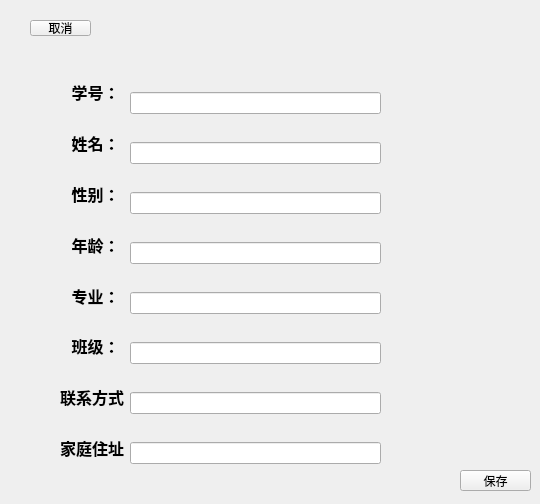
Qt form tea/record.ui (125055006/NewFoolLuoJia) before a commit.
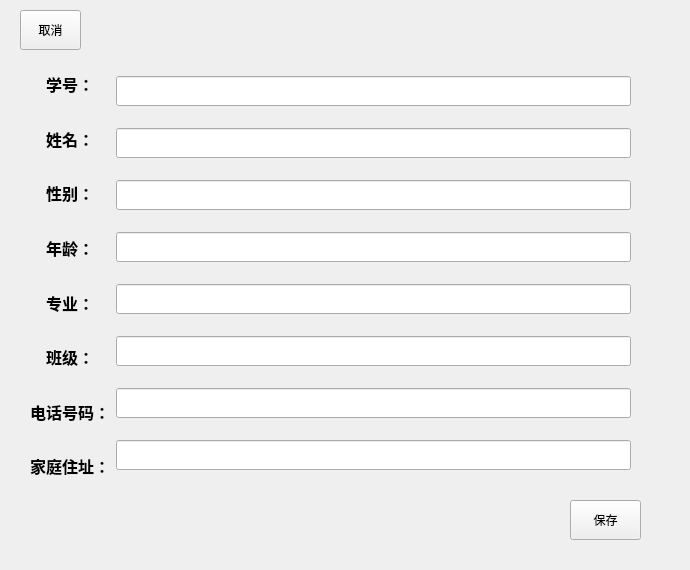
The same form after that commit.

```diff
--- a/tea/record.ui
+++ b/tea/record.ui
@@ -6,22 +6,62 @@
    <rect>
     <x>0</x>
     <y>0</y>
-    <width>540</width>
-    <height>504</height>
+    <width>690</width>
+    <height>570</height>
    </rect>
   </property>
   <property name="windowTitle">
    <string>Form</string>
   </property>
-  <widget class="QWidget" name="layoutWidget">
+  <widget class="QPushButton" name="Save">
    <property name="geometry">
     <rect>
-     <x>60</x>
-     <y>70</y>
+     <x>570</x>
+     <y>500</y>
      <width>71</width>
-     <height>401</height>
+     <height>40</height>
     </rect>
    </property>
+   <property name="minimumSize">
+    <size>
+     <width>60</width>
+     <height>40</height>
+    </size>
+   </property>
+   <property name="text">
+    <string>保存</string>
+   </property>
+  </widget>
+  <widget class="QPushButton" name="Cancel">
+   <property name="geometry">
+    <rect>
+     <x>20</x>
+     <y>10</y>
+     <width>61</width>
+     <height>40</height>
+    </rect>
+   </property>
+   <property name="minimumSize">
+    <size>
+     <width>60</width>
+     <height>40</height>
+    </size>
+   </property>
+   <property name="text">
+    <string>取消</string>
+   </property>
+  </widget>
+  <widget class="QWidget" name="">
+   <property name="geometry">
+    <rect>
+     <x>30</x>
+     <y>60</y>
+     <width>601</width>
+     <height>431</height>
+    </rect>
+   </property>
+   <layout class="QHBoxLayout" name="horizontalLayout">
+    <item>
    <layout class="QVBoxLayout" name="verticalLayout">
     <item>
      <widget class="QLabel" name="label">
@@ -68,7 +108,7 @@
     <item>
      <widget class="QLabel" name="label_8">
       <property name="text">
-       <string>&lt;html&gt;&lt;head/&gt;&lt;body&gt;&lt;p align=&quot;center&quot;&gt;&lt;span style=&quot; font-size:12pt; font-weight:700;&quot;&gt;联系方式：&lt;/span&gt;&lt;/p&gt;&lt;/body&gt;&lt;/html&gt;</string>
+         <string>&lt;html&gt;&lt;head/&gt;&lt;body&gt;&lt;p align=&quot;center&quot;&gt;&lt;span style=&quot; font-size:12pt; font-weight:700;&quot;&gt;电话号码：&lt;/span&gt;&lt;/p&gt;&lt;/body&gt;&lt;/html&gt;</string>
       </property>
      </widget>
     </item>
@@ -80,68 +120,92 @@
      </widget>
     </item>
    </layout>
-  </widget>
-  <widget class="QWidget" name="layoutWidget">
-   <property name="geometry">
-    <rect>
-     <x>130</x>
-     <y>70</y>
-     <width>251</width>
-     <height>421</height>
-    </rect>
-   </property>
+    </item>
+    <item>
    <layout class="QVBoxLayout" name="verticalLayout_2">
     <item>
-     <widget class="QLineEdit" name="idEdit"/>
+       <widget class="QLineEdit" name="idEdit">
+        <property name="minimumSize">
+         <size>
+          <width>488</width>
+          <height>30</height>
+         </size>
+        </property>
+       </widget>
     </item>
     <item>
-     <widget class="QLineEdit" name="nameEdit"/>
+       <widget class="QLineEdit" name="nameEdit">
+        <property name="minimumSize">
+         <size>
+          <width>488</width>
+          <height>30</height>
+         </size>
+        </property>
+       </widget>
     </item>
     <item>
-     <widget class="QLineEdit" name="sexEdit"/>
+       <widget class="QLineEdit" name="sexEdit">
+        <property name="minimumSize">
+         <size>
+          <width>488</width>
+          <height>30</height>
+         </size>
+        </property>
+       </widget>
     </item>
     <item>
-     <widget class="QLineEdit" name="ageEdit"/>
+       <widget class="QLineEdit" name="ageEdit">
+        <property name="minimumSize">
+         <size>
+          <width>488</width>
+          <height>30</height>
+         </size>
+        </property>
+       </widget>
     </item>
     <item>
-     <widget class="QLineEdit" name="majorEdit"/>
+       <widget class="QLineEdit" name="majorEdit">
+        <property name="minimumSize">
+         <size>
+          <width>488</width>
+          <height>30</height>
+         </size>
+        </property>
+       </widget>
     </item>
     <item>
-     <widget class="QLineEdit" name="classEdit"/>
+       <widget class="QLineEdit" name="classEdit">
+        <property name="minimumSize">
+         <size>
+          <width>488</width>
+          <height>30</height>
+         </size>
+        </property>
+       </widget>
     </item>
     <item>
-     <widget class="QLineEdit" name="phoneEdit"/>
+       <widget class="QLineEdit" name="phoneEdit">
+        <property name="minimumSize">
+         <size>
+          <width>488</width>
+          <height>30</height>
+         </size>
+        </property>
+       </widget>
     </item>
     <item>
-     <widget class="QLineEdit" name="addressEdit"/>
-    </item>
-   </layout>
-  </widget>
-  <widget class="QPushButton" name="Save">
-   <property name="geometry">
-    <rect>
-     <x>460</x>
-     <y>470</y>
-     <width>71</width>
-     <height>21</height>
-    </rect>
-   </property>
-   <property name="text">
-    <string>保存</string>
-   </property>
-  </widget>
-  <widget class="QPushButton" name="Cancel">
-   <property name="geometry">
-    <rect>
-     <x>30</x>
-     <y>20</y>
-     <width>61</width>
-     <height>16</height>
-    </rect>
-   </property>
-   <property name="text">
-    <string>取消</string>
-   </property>
+       <widget class="QLineEdit" name="addressEdit">
+        <property name="minimumSize">
+         <size>
+          <width>488</width>
+          <height>30</height>
+         </size>
+        </property>
+       </widget>
+      </item>
+     </layout>
+    </item>
+   </layout>
   </widget>
  </widget>
  <resources/>
```
Lines whose indentation alone changed are shown as unchanged.
